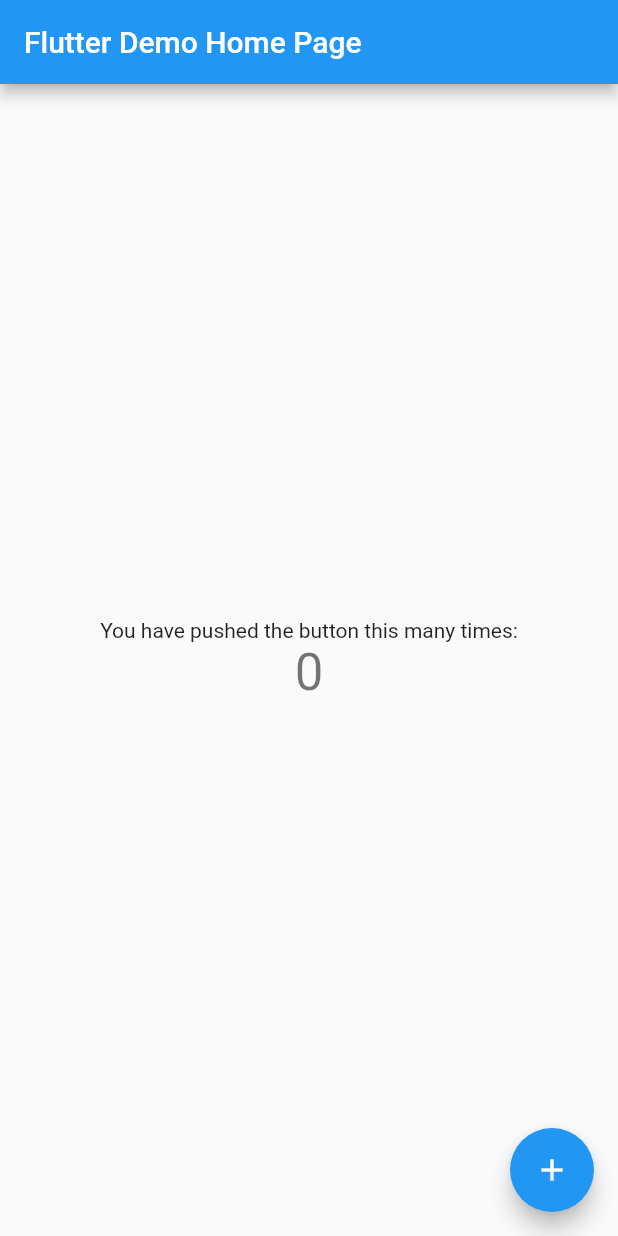
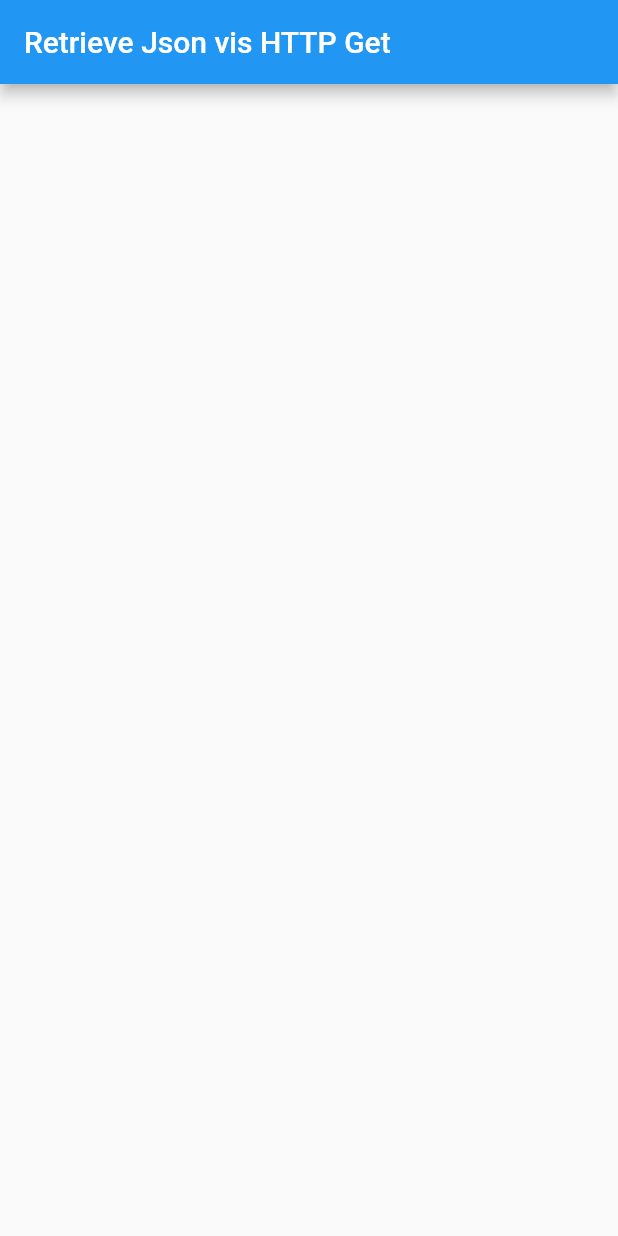
Before and after one commit to fiixed/flutterhttpget, a Flutter app: the screen it shows after launch, on a phone screen of 412 x 824 dp. Run offline on Flutter 3.47's test engine with Material 2 defaults, Android fonts, the phone set to English and light mode, and no system bars; network calls fail.

```diff
--- a/lib/main.dart
+++ b/lib/main.dart
@@ -1,111 +1,65 @@
 import 'package:flutter/material.dart';
+import 'dart:async';
+import 'package:http/http.dart' show get;
+import 'dart:convert';
 
-void main() => runApp(MyApp());
+void main() => runApp(App());
 
-class MyApp extends StatelessWidget {
-  // This widget is the root of your application.
+class App extends StatefulWidget {
   @override
-  Widget build(BuildContext context) {
-    return MaterialApp(
-      title: 'Flutter Demo',
-      theme: ThemeData(
-        // This is the theme of your application.
-        //
-        // Try running your application with "flutter run". You'll see the
-        // application has a blue toolbar. Then, without quitting the app, try
-        // changing the primarySwatch below to Colors.green and then invoke
-        // "hot reload" (press "r" in the console where you ran "flutter run",
-        // or simply save your changes to "hot reload" in a Flutter IDE).
-        // Notice that the counter didn't reset back to zero; the application
-        // is not restarted.
-        primarySwatch: Colors.blue,
-      ),
-      home: MyHomePage(title: 'Flutter Demo Home Page'),
-    );
+  State<StatefulWidget> createState() {
+    return AppState();
   }
 }
 
-class MyHomePage extends StatefulWidget {
-  MyHomePage({Key key, this.title}) : super(key: key);
-
-  // This widget is the home page of your application. It is stateful, meaning
-  // that it has a State object (defined below) that contains fields that affect
-  // how it looks.
-
-  // This class is the configuration for the state. It holds the values (in this
-  // case the title) provided by the parent (in this case the App widget) and
-  // used by the build method of the State. Fields in a Widget subclass are
-  // always marked "final".
-
-  final String title;
+class AppState extends State<App> {
+  final String url = 'https://swapi.co/api/people';
+  List data;
 
   @override
-  _MyHomePageState createState() => _MyHomePageState();
+  void initState() {
+    super.initState();
+    this.getJsonData();
   }
 
-class _MyHomePageState extends State<MyHomePage> {
-  int _counter = 0;
-
-  void _incrementCounter() {
+  Future<String> getJsonData() async {
+    var response =
+        await get(Uri.encodeFull(url), headers: {'Accept': 'application/json'});
+    print(response.body);
     setState(() {
-      // This call to setState tells the Flutter framework that something has
-      // changed in this State, which causes it to rerun the build method below
-      // so that the display can reflect the updated values. If we changed
-      // _counter without calling setState(), then the build method would not be
-      // called again, and so nothing would appear to happen.
-      _counter++;
+      var convertDataToJson = json.decode(response.body);
+      data = convertDataToJson['results'];
     });
+    return 'Success';
   }
 
   @override
   Widget build(BuildContext context) {
-    // This method is rerun every time setState is called, for instance as done
-    // by the _incrementCounter method above.
-    //
-    // The Flutter framework has been optimized to make rerunning build methods
-    // fast, so that you can just rebuild anything that needs updating rather
-    // than having to individually change instances of widgets.
-    return Scaffold(
+    return MaterialApp(
+        home: Scaffold(
       appBar: AppBar(
-        // Here we take the value from the MyHomePage object that was created by
-        // the App.build method, and use it to set our appbar title.
-        title: Text(widget.title),
+        title: Text('Retrieve Json vis HTTP Get'),
       ),
-      body: Center(
-        // Center is a layout widget. It takes a single child and positions it
-        // in the middle of the parent.
+      body: ListView.builder(
+        itemCount: data == null ? 0 : data.length,
+        itemBuilder: (BuildContext context, int index) {
+          return Container(
+            child: Center(
               child: Column(
-          // Column is also layout widget. It takes a list of children and
-          // arranges them vertically. By default, it sizes itself to fit its
-          // children horizontally, and tries to be as tall as its parent.
-          //
-          // Invoke "debug painting" (press "p" in the console, choose the
-          // "Toggle Debug Paint" action from the Flutter Inspector in Android
-          // Studio, or the "Toggle Debug Paint" command in Visual Studio Code)
-          // to see the wireframe for each widget.
-          //
-          // Column has various properties to control how it sizes itself and
-          // how it positions its children. Here we use mainAxisAlignment to
-          // center the children vertically; the main axis here is the vertical
-          // axis because Columns are vertical (the cross axis would be
-          // horizontal).
-          mainAxisAlignment: MainAxisAlignment.center,
+                crossAxisAlignment: CrossAxisAlignment.stretch,
                 children: <Widget>[
-            Text(
-              'You have pushed the button this many times:',
+                  Card(
+                    child: Container(
+                      padding: const EdgeInsets.all(20.0),
+                      child: Text(data[index]['name']),
                     ),
-            Text(
-              '$_counter',
-              style: Theme.of(context).textTheme.display1,
                   ),
                 ],
               ),
             ),
-      floatingActionButton: FloatingActionButton(
-        onPressed: _incrementCounter,
-        tooltip: 'Increment',
-        child: Icon(Icons.add),
-      ), // This trailing comma makes auto-formatting nicer for build methods.
           );
+        },
+      ),
+    ));
   }
 }
```
Also changed, not shown: 1 other file. Lines whose indentation alone changed are shown as unchanged.
